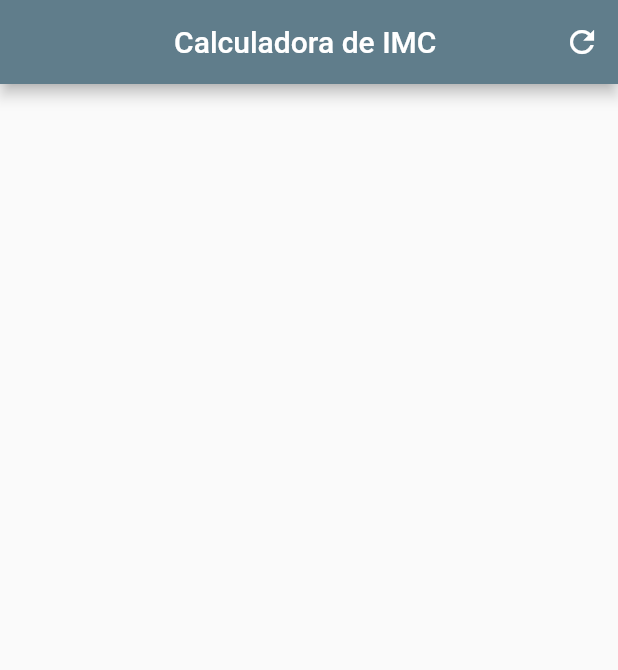
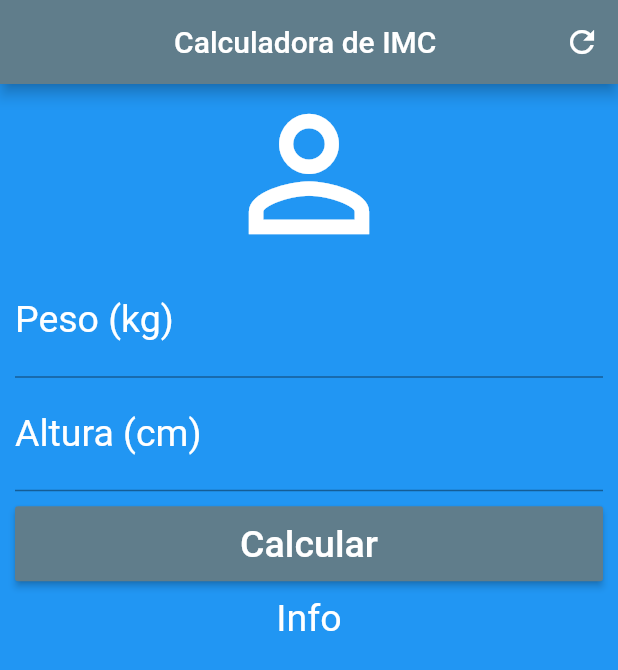
Before and after one commit to AdoniroSalles/calculadora_imc, a Flutter app: the screen it shows after launch, on a phone screen of 412 x 824 dp. Shown: the top 670 px of the screen. Run offline on Flutter 3.47's test engine with Material 2 defaults, Android fonts, the phone set to English and light mode, and no system bars.

Commit message:
criando layout do app

```diff
--- a/lib/main.dart
+++ b/lib/main.dart
@@ -1,9 +1,7 @@
 import 'package:flutter/material.dart';
 
 void main() {
-  runApp(MaterialApp(
-    home: Home()
-  ));
+  runApp(MaterialApp(home: Home()));
 }
 
 class Home extends StatefulWidget {
@@ -22,12 +20,54 @@ class _HomeState extends State<Home> {
           actions: <Widget>[
             IconButton(
               icon: Icon(Icons.refresh),
-            onPressed: (){
-
-            },
+              onPressed: () {},
             )
           ],
         ),
-    );
+        backgroundColor: Colors.blue,
+        body: SingleChildScrollView(
+          padding: EdgeInsets.fromLTRB(10.0, 0.0, 10.0, 0.0),
+          child: Column(
+            crossAxisAlignment: CrossAxisAlignment
+                .stretch, //usado para centralizar verticalmente
+            children: <Widget>[
+              Icon(Icons.person_outline, size: 120.0, color: Colors.white),
+              //inut para valores
+              TextField(
+                keyboardType: TextInputType.number,
+                decoration: InputDecoration(
+                    labelText: "Peso (kg)",
+                    labelStyle: TextStyle(color: Colors.white)),
+                textAlign: TextAlign.center,
+                style: TextStyle(color: Colors.white, fontSize: 25.0),
+              ),
+              TextField(
+                keyboardType: TextInputType.number,
+                decoration: InputDecoration(
+                    labelText: "Altura (cm)",
+                    labelStyle: TextStyle(color: Colors.white)),
+                textAlign: TextAlign.center,
+                style: TextStyle(color: Colors.green, fontSize: 25.0),
+              ),
+              Padding(
+                padding: EdgeInsets.only(top: 10.0, bottom: 10.0),
+                child: Container(
+                  height: 50.0,
+                  child: RaisedButton(
+                    onPressed: () {},
+                    child: Text("Calcular",
+                        style: TextStyle(color: Colors.white, fontSize: 25.0)),
+                    color: Colors.blueGrey,
+                  ),
+                ),
+              ),
+              Text(
+                "Info",
+                textAlign: TextAlign.center,
+                style: TextStyle(color: Colors.white, fontSize: 25.0),
+              )
+            ],
+          ),
+        ));
   }
 }
```
Lines whose indentation alone changed are shown as unchanged.
